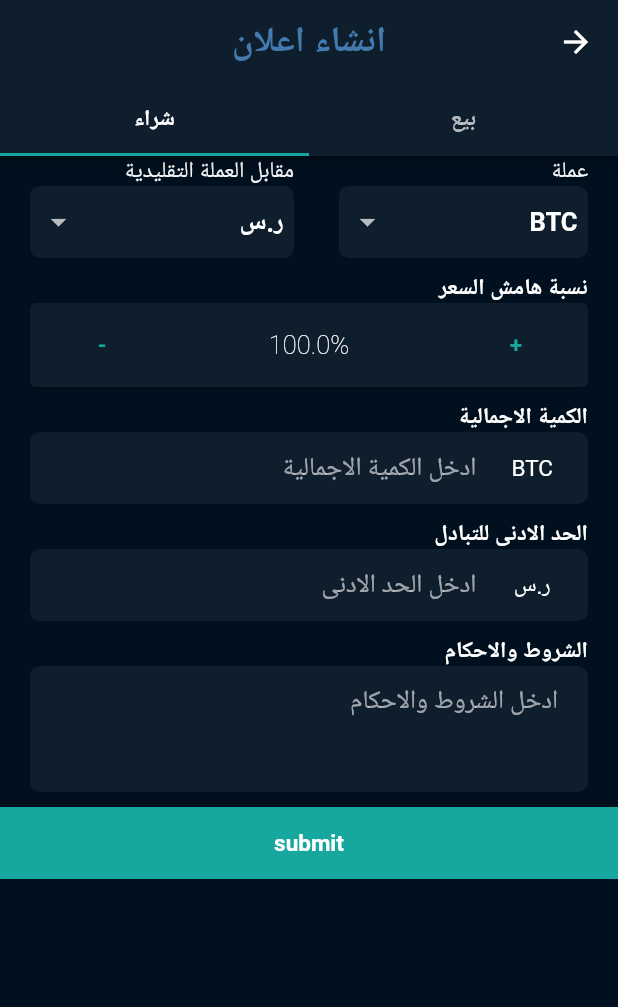
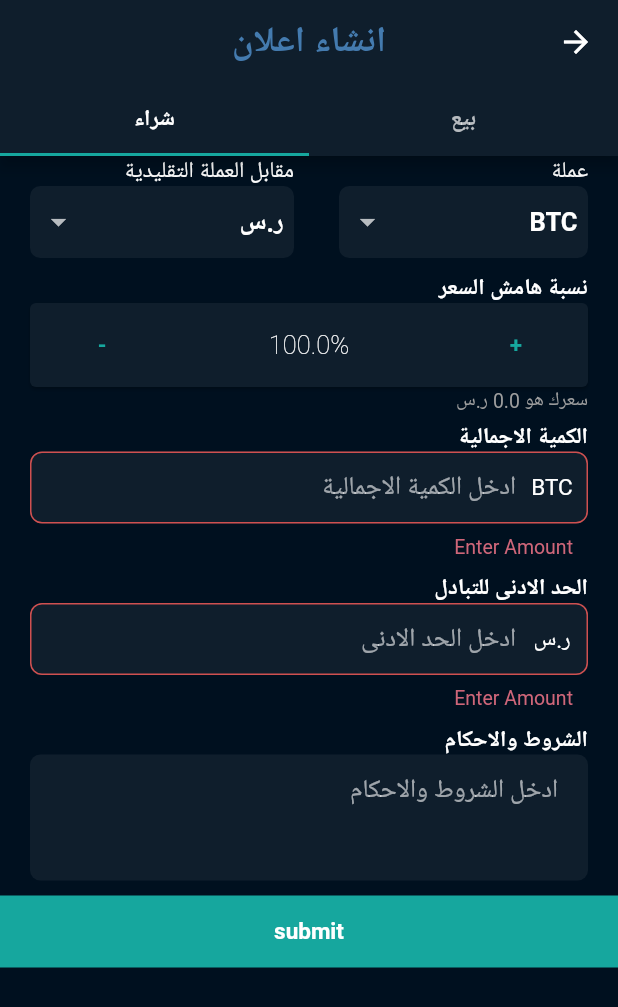
Before and after one commit to Abdulaziz4/aomlah, a Flutter app: the CreateOfferView screen opened by its route, tab 2 chosen, after a tap on "submit", on a phone screen of 412 x 824 dp. Shown: the top 1007 px of the screen. Run offline on Flutter 3.47's test engine with Material 2 defaults, Android fonts, the phone set to English and light mode, and no system bars; our stand-ins replace firebase_core, flutter_spinkit, flutter_svg, google_fonts, logger, rxdart and 4 more; accounts and stored records are empty; network calls fail; Roboto replaces fonts that are missing (Cairo).

Commit message:
some input validation and ui changes

```diff
--- /dev/null
+++ b/lib/ui/views/create_offer/common/custom_input_field.dart
@@ -0,0 +1,87 @@
+import 'package:aomlah/core/app/utils/constants.dart';
+import 'package:flutter/material.dart';
+
+class CustomInputField extends StatefulWidget {
+  final void Function(String? value)? onSaved;
+  final String? Function(String? value)? validator;
+  final void Function(String value)? onFieldSubmited;
+  // final String label;
+  final FocusNode? focusNode;
+  final TextEditingController? controller;
+  final String hintText;
+  final bool obscure;
+  final Widget? suffix;
+  final TextInputType? keyboardType;
+  const CustomInputField({
+    Key? key,
+    this.onSaved,
+    this.validator,
+    this.onFieldSubmited,
+    // required this.label,
+    this.controller,
+    this.focusNode,
+    this.hintText = "",
+    this.obscure = false,
+    this.suffix,
+    this.keyboardType,
+  }) : super(key: key);
+
+  @override
+  State<CustomInputField> createState() => _CustomInputFieldState();
+}
+
+class _CustomInputFieldState extends State<CustomInputField> {
+  @override
+  Widget build(BuildContext context) {
+    return Container(
+      margin: EdgeInsets.fromLTRB(20, 0, 20, 10),
+      padding: EdgeInsets.symmetric(vertical: 0),
+      child: TextFormField(
+        textDirection: TextDirection.rtl,
+        keyboardType: widget.keyboardType,
+        onSaved: widget.onSaved,
+        validator: widget.validator,
+        obscureText: widget.obscure,
+        controller: widget.controller,
+        focusNode: widget.focusNode,
+        textAlignVertical: TextAlignVertical.center,
+        textInputAction: TextInputAction.next,
+        style: Constants.mediumText,
+        decoration: InputDecoration(
+          prefixIcon:  widget.suffix,
+          hintText: widget.hintText,
+          hintTextDirection: TextDirection.rtl,
+          hintStyle: Constants.smallText,
+          contentPadding:
+          const EdgeInsets.symmetric(horizontal: 10, vertical: 0),
+          filled: true,
+          fillColor: Constants.black3dp,
+          border: OutlineInputBorder(
+            borderRadius: BorderRadius.circular(8),
+            borderSide: BorderSide(color: Colors.white),
+          ),
+          enabledBorder: UnderlineInputBorder(
+            borderSide: BorderSide(color: Colors.transparent, width: 0),
+            borderRadius: BorderRadius.circular(8),
+          ),
+          focusedBorder: OutlineInputBorder(
+            borderSide: BorderSide(
+              color: Color(0xFFE2E2E2),
+              width: 0,
+            ),
+            borderRadius: BorderRadius.circular(8),
+          ),
+          errorBorder: OutlineInputBorder(
+            borderSide: BorderSide(
+              color: Constants.redColor,
+              width: 1,
+            ),
+            borderRadius: BorderRadius.circular(8),
+          ),
+        ),
+        onFieldSubmitted: widget.onFieldSubmited,
+      ),
+    );
+  }
+
+}
--- a/lib/ui/views/create_offer/create_offer_buy.dart
+++ b/lib/ui/views/create_offer/create_offer_buy.dart
@@ -1,12 +1,16 @@
 import 'package:aomlah/core/app/utils/constants.dart';
+import 'package:aomlah/core/models/bitcoin.dart';
 import 'package:aomlah/ui/shared/busy_overlay.dart';
 import 'package:aomlah/ui/views/create_offer/common/custom_card_title.dart';
 import 'package:aomlah/ui/views/create_offer/common/custom_menu.dart';
 import 'package:aomlah/ui/views/create_offer/create_offer_viewmodel.dart';
 import 'package:flutter/material.dart';
+import 'package:provider/provider.dart';
 import 'package:stacked/stacked.dart';
 
+import '../../shared/rounded_input_field.dart';
 import 'common/custom_container.dart';
+import 'common/custom_input_field.dart';
 
 class CreateOfferBuy extends StatefulWidget {
   const CreateOfferBuy({Key? key}) : super(key: key);
@@ -20,23 +24,36 @@ class _CreateOfferBuyState extends State<CreateOfferBuy> {
   final currencyList = ['ر.س', 'USD'];
   String? cListVal, currListVal;
   double margin = 100;
+  double? cryptoAmount,minTrade;
 
   final TextEditingController _cryptoAmountController = TextEditingController();
   final TextEditingController _minTradeController = TextEditingController();
   final TextEditingController _termsController = TextEditingController();
 
+  final _formKey = GlobalKey<FormState>();
+
+
   @override
   Widget build(BuildContext context) {
+    double realTimePrice;
+    if(currListVal=='ر.س') {
+      realTimePrice=Provider.of<Bitcoin>(context).price * (margin/100)*3.75;}
+    else {realTimePrice=Provider.of<Bitcoin>(context).price * (margin/100);}
+
+    realTimePrice=double.parse(realTimePrice.toStringAsFixed(3));
+
     cListVal ??= cryptoList.first;
     currListVal ??= currencyList.first;
 
-
     return ViewModelBuilder<CreateOfferViewModel>.reactive(
-      viewModelBuilder: (){return CreateOfferViewModel();},
-      builder: (context,viewmodel,_) {
+        viewModelBuilder: () {
+      return CreateOfferViewModel();
+    }, builder: (context, viewmodel, _) {
       return BusyOverlay(
         isBusy: viewmodel.isBusy,
         child: SingleChildScrollView(
+          child: Form(
+            key: _formKey,
             child: Column(
               mainAxisAlignment: MainAxisAlignment.start,
               children: <Widget>[
@@ -65,7 +82,7 @@ class _CreateOfferBuyState extends State<CreateOfferBuy> {
                 ///Price Margin value
                 Card(
                   color: Constants.black3dp,
-                  margin: EdgeInsets.fromLTRB(20, 0, 20, 10),
+                  margin: EdgeInsets.fromLTRB(20, 0, 20, 0),
                   child: ListTile(
                     // contentPadding: EdgeInsets.symmetric(horizontal: 16.0,vertical: 2),
                     leading: TextButton(
@@ -93,68 +110,74 @@ class _CreateOfferBuyState extends State<CreateOfferBuy> {
                   ),
                 ),
 
+                ///CryptoPrice Info
+                Row(
+                  children: [
+                    SizedBox(width: 20,),
+
+                    Text('سعرك هو $realTimePrice $currListVal',style: TextStyle(
+                      fontSize: 13,
+                      color: Colors.grey,
+                    ), ),
+                  ],
+                ),
+                SizedBox(height: 5,),
+
                 ///Amount of Crypto
                 CusCardTitle(title: 'الكمية الاجمالية'),
 
                 ///Amount of Crypto text form
-                CusContainer(
-                  child: Row(
-                    children: <Widget>[
-                      Expanded(
-                        child: Text(
-                          cListVal as String,
+                CustomInputField(
+                  hintText: 'ادخل الكمية الاجمالية',
+                  suffix: Column(
+                    mainAxisAlignment: MainAxisAlignment.center,
+                    children: [
+                      Text(
+                        '$cListVal',
                         textAlign: TextAlign.center,
-                        ),
-                        flex: 1,
-                      ),
-                      Expanded(
-                        flex: 4,
-                        child: TextFormField(
-                          controller: _cryptoAmountController,
-                          decoration: InputDecoration(
-                              contentPadding: EdgeInsets.symmetric(vertical: 0),
-                              hintText: 'ادخل الكمية الاجمالية',
-                              border: InputBorder.none),
-                          keyboardType: TextInputType.number,
-
-                          // onChanged: (value1)=> setState(() => this.cryptoAmount=value1 as double ),
-                        ),
                       ),
                     ],
                   ),
+                  validator: (value) {
+                    if (value == null || value.isEmpty) return 'Enter Amount';
+                  },
+                  controller: _cryptoAmountController,
+                  keyboardType: TextInputType.number,
+                  onSaved: (value) {
+                    cryptoAmount = double.parse(value!);
+                  },
                 ),
+
 
                 ///min trade amount
                 CusCardTitle(title: 'الحد الادنى للتبادل'),
 
                 ///min trade amount text form
-                CusContainer(
-                  child: Row(
+                CustomInputField(
+                  suffix: Column(
+                    mainAxisAlignment: MainAxisAlignment.center,
                     children: [
-                      Expanded(
-                        child: Text(
-                          currListVal as String,
+                      Text(
+                        '$currListVal',
                         textAlign: TextAlign.center,
-                        ),
-                        flex: 1,
-                      ),
-                      Expanded(
-                        flex: 4,
-                        child: TextFormField(
-                          controller: _minTradeController,
-                          decoration: InputDecoration(
-                              contentPadding: EdgeInsets.symmetric(vertical: 0),
-                              hintText: 'ادخل الحد الادنى',
-                              border: InputBorder.none),
-                          keyboardType: TextInputType.number,
-                          // onChanged: (value)=> setState(() => this.minTrade=value as double ),
-                        ),
                       ),
                     ],
                 ),
+                  hintText: 'ادخل الحد الادنى',
+                  keyboardType: TextInputType.number,
+                  validator: (value) {
+                    if (value == null || value.isEmpty) return 'Enter Amount';
+                  },
+                  onSaved: (value) {
+                    minTrade= double.parse(value!);
+                  },
+
                 ),
 
+
+
                 ///Trade Terms and Conditions
+
                 CusCardTitle(title: 'الشروط والاحكام'),
 
                 ///Trade Terms and Conditions text form
@@ -188,20 +211,23 @@ class _CreateOfferBuyState extends State<CreateOfferBuy> {
                       Expanded(
                         child: TextButton(
                           onPressed: () {
+                            // double cryptoAmount =
+                            //     double.parse(_cryptoAmountController.text);
+                            // double minTrade = double.parse(_minTradeController.text);
+                            if (!_formKey.currentState!.validate()) {
+                              return;
+                            }
+                            _formKey.currentState?.save();
+                            print('Amount: $cryptoAmount');
+                            print('Min Trade: $minTrade');
 
-
-                            double cryptoAmount =
-                                double.parse(_cryptoAmountController.text);
-                            double minTrade = double.parse(_minTradeController.text);
-
-                            viewmodel.submitBuyOffer(
-                                cListVal.toString(),
-                                currListVal.toString(),
-                                margin,
-                                cryptoAmount,
-                                minTrade,
-                                _termsController.text);
-
+                            // viewmodel.submitBuyOffer(
+                            //     cListVal.toString(),
+                            //     currListVal.toString(),
+                            //     margin,
+                            //     cryptoAmount!,
+                            //     minTrade,
+                            //     _termsController.text);
                           },
                           child: Text(
                             'submit',
@@ -215,9 +241,9 @@ class _CreateOfferBuyState extends State<CreateOfferBuy> {
               ],
             ),
           ),
+        ),
       );
-      }
-    );
+    });
   }
 
   DropdownButton menuCryptoButton() => DropdownButton(
@@ -243,4 +269,5 @@ class _CreateOfferBuyState extends State<CreateOfferBuy> {
           ),
         ),
       );
+
 }
--- a/lib/ui/views/create_offer/create_offer_sell.dart
+++ b/lib/ui/views/create_offer/create_offer_sell.dart
@@ -4,10 +4,13 @@ import 'package:aomlah/ui/views/create_offer/common/custom_card_title.dart';
 import 'package:aomlah/ui/views/create_offer/common/custom_menu.dart';
 import 'package:aomlah/ui/views/create_offer/create_offer_viewmodel.dart';
 import 'package:flutter/material.dart';
+import 'package:provider/provider.dart';
 import 'package:stacked/stacked.dart';
 
+import '../../../core/models/bitcoin.dart';
 import '../../shared/custom_button.dart';
 import 'common/custom_container.dart';
+import 'common/custom_input_field.dart';
 
 class CreateOfferSell extends StatefulWidget {
   const CreateOfferSell({Key? key}) : super(key: key);
@@ -21,6 +24,9 @@ class _CreateOfferSellState extends State<CreateOfferSell> {
   final currencyList = ['ر.س', 'USD'];
   String? cListVal, currListVal;
   double margin = 100;
+  double? cryptoAmount,minTrade;
+  final _formKey = GlobalKey<FormState>();
+
 
   final TextEditingController _cryptoAmountController = TextEditingController();
   final TextEditingController _minTradeController = TextEditingController();
@@ -28,6 +34,12 @@ class _CreateOfferSellState extends State<CreateOfferSell> {
 
   @override
   Widget build(BuildContext context) {
+    double realTimePrice;
+    if(currListVal=='ر.س') {
+      realTimePrice=Provider.of<Bitcoin>(context).price * (margin/100)*3.75;}
+    else {realTimePrice=Provider.of<Bitcoin>(context).price * (margin/100);}
+
+    realTimePrice=double.parse(realTimePrice.toStringAsFixed(3));
     cListVal ??= cryptoList.first;
     currListVal ??= currencyList.first;
 
@@ -37,9 +49,12 @@ class _CreateOfferSellState extends State<CreateOfferSell> {
         return BusyOverlay(
           isBusy: viewmodel.isBusy,
           child: SingleChildScrollView(
+            child: Form(
+              key: _formKey,
               child: Column(
                 mainAxisAlignment: MainAxisAlignment.start,
                 children: <Widget>[
+
                   ///Crypto and Currency type
                   Row(
                     children: const <Widget>[
@@ -65,7 +80,7 @@ class _CreateOfferSellState extends State<CreateOfferSell> {
                   ///Price Margin value
                   Card(
                     color: Constants.black3dp,
-                  margin: EdgeInsets.fromLTRB(20, 0, 20, 10),
+                    margin: EdgeInsets.fromLTRB(20, 0, 20, 0),
                     child: ListTile(
                       // contentPadding: EdgeInsets.symmetric(horizontal: 16.0,vertical: 2),
                       leading: TextButton(
@@ -92,64 +107,66 @@ class _CreateOfferSellState extends State<CreateOfferSell> {
                           child: Text('-')),
                     ),
                   ),
+                  ///CryptoPrice Info
+                  Row(
+                    children: [
+                      SizedBox(width: 20,),
+
+                      Text('سعرك هو $realTimePrice $currListVal',style: TextStyle(
+                        fontSize: 13,
+                        color: Colors.grey,
+                      ), ),
+                    ],
+                  ),
 
                   ///Amount of Crypto
                   CusCardTitle(title: 'الكمية الاجمالية'),
 
                   ///Amount of Crypto text form
-                CusContainer(
-                  child: Row(
+                  CustomInputField(
+                    hintText: 'ادخل الكمية الاجمالية',
+                    suffix: Column(
+                      mainAxisAlignment: MainAxisAlignment.center,
                       children: [
-                      Expanded(
-                        child: Text(
-                          cListVal as String,
+                        Text(
+                          '$cListVal',
                           textAlign: TextAlign.center,
-                        ),
-                        flex: 1,
-                      ),
-                      Expanded(
-                        flex: 4,
-                        child: TextFormField(
-                          controller: _cryptoAmountController,
-                          decoration: InputDecoration(
-                              contentPadding: EdgeInsets.symmetric(vertical: 0),
-                              hintText: 'ادخل الكمية الاجمالية',
-                              border: InputBorder.none),
-                          keyboardType: TextInputType.number,
-                        ),
                         ),
                       ],
                     ),
+                    validator: (value) {
+                      if (value == null || value.isEmpty) return 'Enter Amount';
+                    },
+                    controller: _cryptoAmountController,
+                    keyboardType: TextInputType.number,
+                    onSaved: (value) {
+                      cryptoAmount = double.parse(value!);
+                    },
                   ),
 
                   ///min trade amount
                   CusCardTitle(title: 'الحد الادنى للتبادل'),
 
                   ///min trade amount text form
-                CusContainer(
-                  child: Row(
+                  CustomInputField(
+                    suffix: Column(
+                      mainAxisAlignment: MainAxisAlignment.center,
                       children: [
-                      Expanded(
-                        child: Text(
-                          currListVal as String,
+                        Text(
+                          '$currListVal',
                           textAlign: TextAlign.center,
-                        ),
-                        flex: 1,
-                      ),
-                      Expanded(
-                        flex: 4,
-                        child: TextFormField(
-                          controller: _minTradeController,
-                          decoration: InputDecoration(
-                              contentPadding: EdgeInsets.symmetric(vertical: 0),
-                              hintText: 'ادخل الحد الادنى',
-                              border: InputBorder.none),
-                          keyboardType: TextInputType.number,
-                          // onChanged: (value)=> setState(() => this.minTrade=value as double ),
-                        ),
                         ),
                       ],
                     ),
+                    hintText: 'ادخل الحد الادنى',
+                    keyboardType: TextInputType.number,
+                    validator: (value) {
+                      if (value == null || value.isEmpty) return 'Enter Amount';
+                    },
+                    onSaved: (value) {
+                      minTrade= double.parse(value!);
+                    },
+
                   ),
 
                   ///Bank account selection
@@ -238,27 +255,22 @@ class _CreateOfferSellState extends State<CreateOfferSell> {
                           child: TextButton(
                             onPressed: () {
 
-                            double cryptoAmount, minTrade;
-                            if (_cryptoAmountController.text.isEmpty) {
-                              cryptoAmount = 0;
-                            } else {
-                              cryptoAmount =
-                                  double.parse(_cryptoAmountController.text);
+                              if (!_formKey.currentState!.validate()) {
+                                return;
                               }
+                              _formKey.currentState?.save();
+                              print('Amount: $cryptoAmount');
+                              print('Min Trade: $minTrade');
 
-                            if (_minTradeController.text.isEmpty) {
-                              minTrade = 0;
-                            } else {
-                              minTrade = double.parse(_minTradeController.text);
-                            }
 
-                            viewmodel.submitSellOffer(
-                                cListVal.toString(),
-                                currListVal.toString(),
-                                margin,
-                                cryptoAmount,
-                                minTrade,
-                                _termsController.text);
+
+                            //   viewmodel.submitSellOffer(
+                            //       cListVal.toString(),
+                            //       currListVal.toString(),
+                            //       margin,
+                            //       cryptoAmount,
+                            //       minTrade,
+                            //       _termsController.text);
                             },
                             child: Text(
                               'submit',
@@ -270,6 +282,7 @@ class _CreateOfferSellState extends State<CreateOfferSell> {
                     ),
                   )
                 ],
+              ),
             ),
           ),
         );
```
Lines whose indentation alone changed are shown as unchanged.
